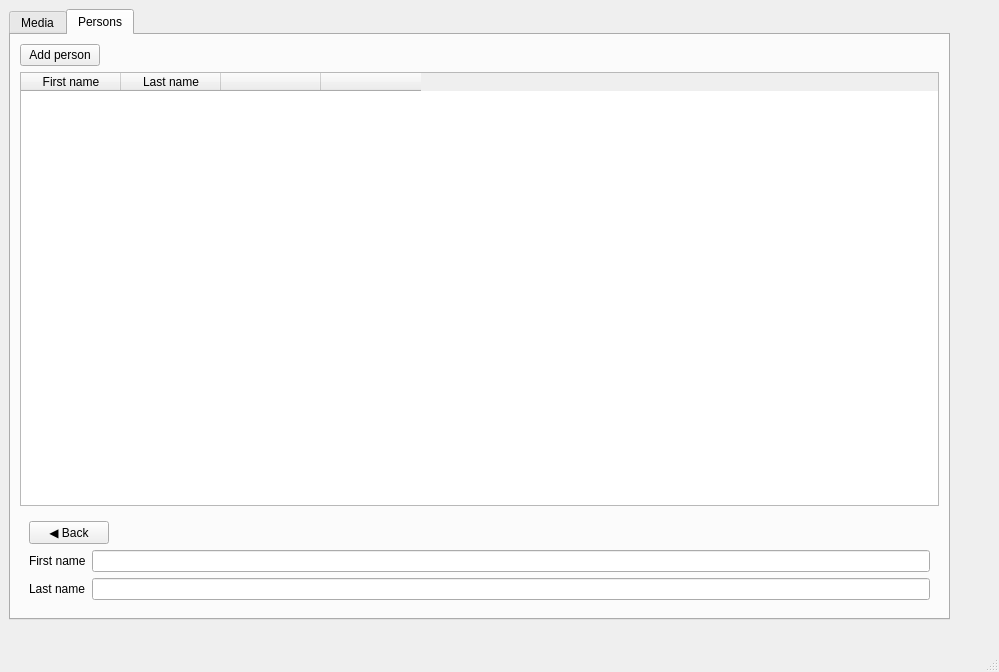
Before: the Qt Designer form src/views/mainwindow.ui in niklashempel/qt-beleg, drawn with Qt 5.
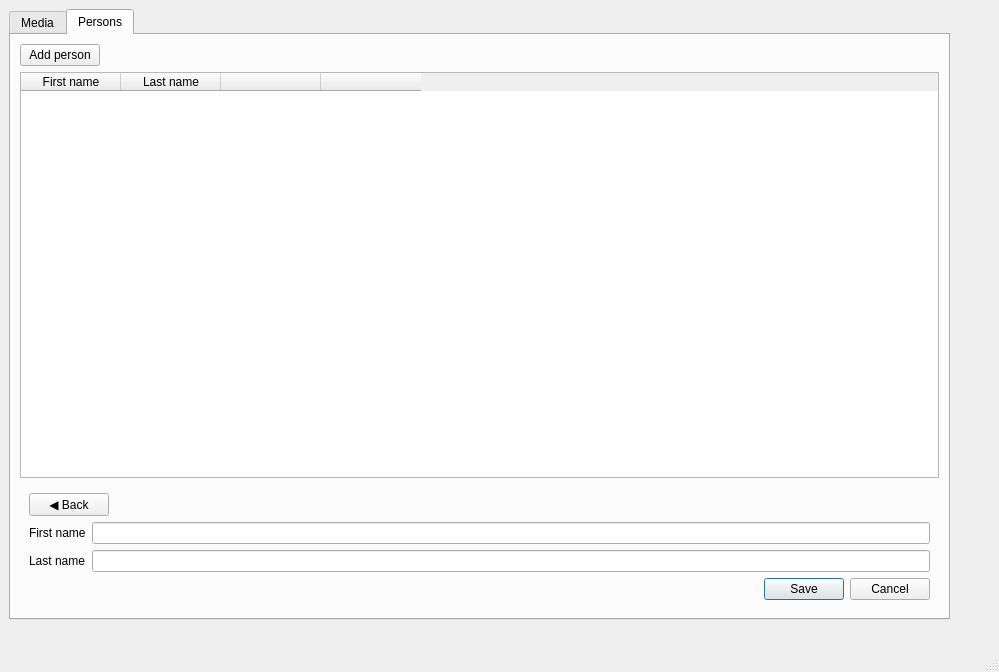
After: the same form once the commit is applied. The open tabs and pages were chosen to show the change.

Commit message: Add dialog buttons from ui

Diff of the .ui file:
```diff
--- a/src/views/mainwindow.ui
+++ b/src/views/mainwindow.ui
@@ -369,6 +369,16 @@
            <item row="1" column="1">
             <widget class="QLineEdit" name="lastNameLineEdit"/>
            </item>
+           <item row="2" column="1">
+            <widget class="QDialogButtonBox" name="peopleDialogButtonBox">
+             <property name="locale">
+              <locale language="English" country="UnitedKingdom"/>
+             </property>
+             <property name="standardButtons">
+              <set>QDialogButtonBox::Cancel|QDialogButtonBox::Save</set>
+             </property>
+            </widget>
+           </item>
           </layout>
          </item>
         </layout>
```
Left out of the diff: 17 changed lines with no effect on the pictures.
